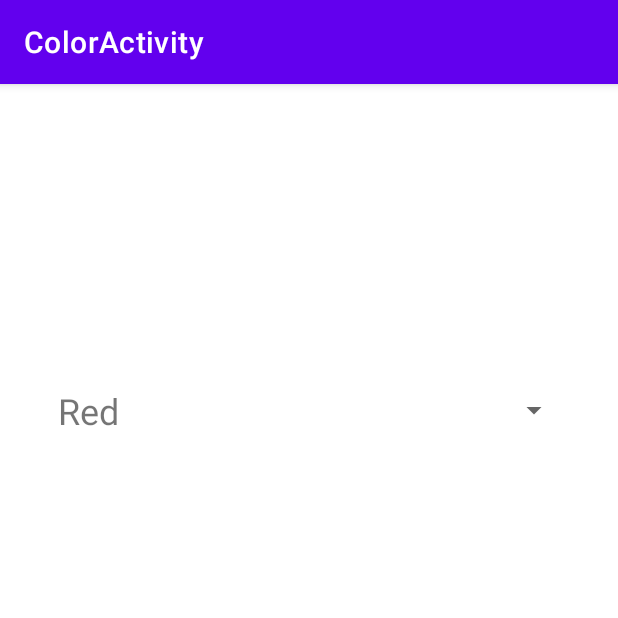
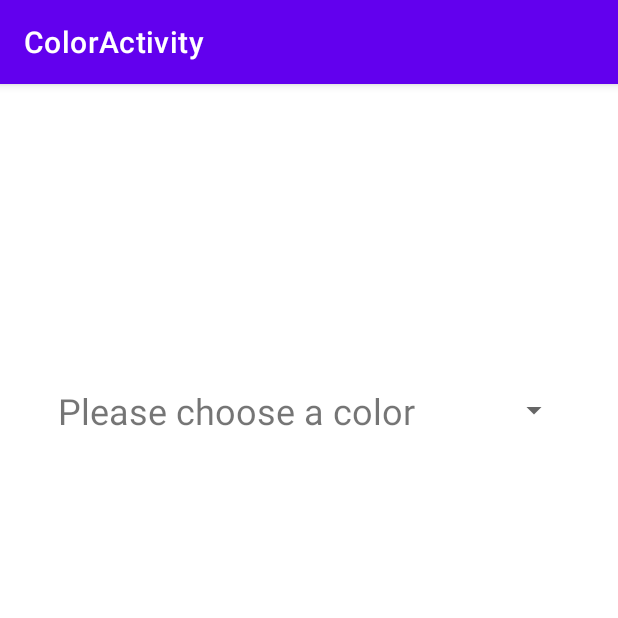
Before and after one commit to ShuaoC/ColorActivity, an Android app: the screen it shows after launch (ColorActivity), on a phone screen of 412 x 824 dp, the top half of it. Run offline under Robolectric (Android 15) with nearby library versions, the phone set to English and light mode, and no system bars.

```diff
--- a/app/src/main/java/edu/temple/coloractivity/ColorActivity.kt
+++ b/app/src/main/java/edu/temple/coloractivity/ColorActivity.kt
@@ -17,7 +17,7 @@ class ColorActivity : AppCompatActivity() {
         val spinner = findViewById<Spinner>(R.id.spinner)
         val layout = findViewById<androidx.constraintlayout.widget.ConstraintLayout>(R.id.layout)
 
-        val colors = arrayOf("Red","Darkgrey","Blue","Green","Cyan","Magenta","Yellow","silver","Teal","Lime","Maroon")
+        val colors = arrayOf("White","Darkgrey","Blue","Green","Cyan","Magenta","Yellow","silver","Teal","Lime","Maroon","Red")
 
         val adapter = ColorAdapter(this, colors)
 
--- a/app/src/main/java/edu/temple/coloractivity/ColorAdapter.kt
+++ b/app/src/main/java/edu/temple/coloractivity/ColorAdapter.kt
@@ -34,7 +34,11 @@ class ColorAdapter(_context: Context, _colors: Array<String>) : BaseAdapter() {
         } else
             textView = p1 as TextView
 
-        textView.text = colors[position]
+        if(position == 0){
+            textView.text = "Please choose a color"
+        }else{
+            textView.text = colors[position]
+        }
         textView.setBackgroundColor(Color.parseColor("white"))
         return textView
     }
```
